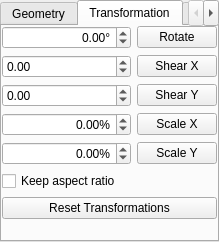
This is plugins/defaultTools/defaulttool/DefaultToolWidget.ui in KDE/krita as Qt 5 draws it before an edit. The edited form follows.
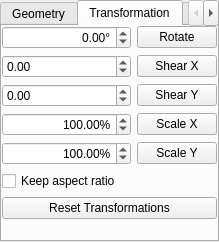
This is the edited form. The open tabs and pages were chosen to show the change. Custom widgets are drawn as their Qt base class.

Commit message: Better default for scale

What changed in the file:
```diff
--- a/plugins/defaultTools/defaulttool/DefaultToolWidget.ui
+++ b/plugins/defaultTools/defaulttool/DefaultToolWidget.ui
@@ -271,6 +271,9 @@
       <property name="maximum" >
        <double>1000.000000000000000</double>
       </property>
+      <property name="value" >
+       <double>100.000000000000000</double>
+      </property>
      </widget>
     </item>
     <item row="3" column="1" >
@@ -300,6 +303,9 @@
       <property name="maximum" >
        <double>1000.000000000000000</double>
       </property>
+      <property name="value" >
+       <double>100.000000000000000</double>
+      </property>
      </widget>
     </item>
     <item row="4" column="1" >
```
